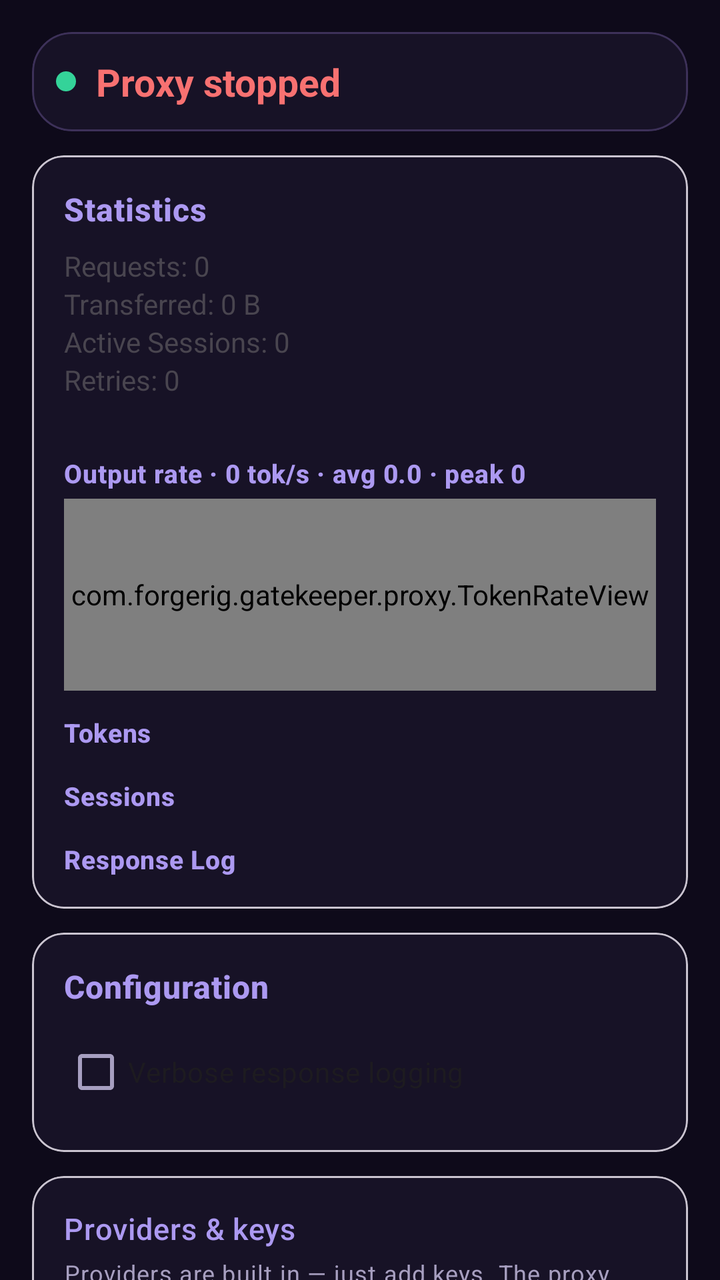
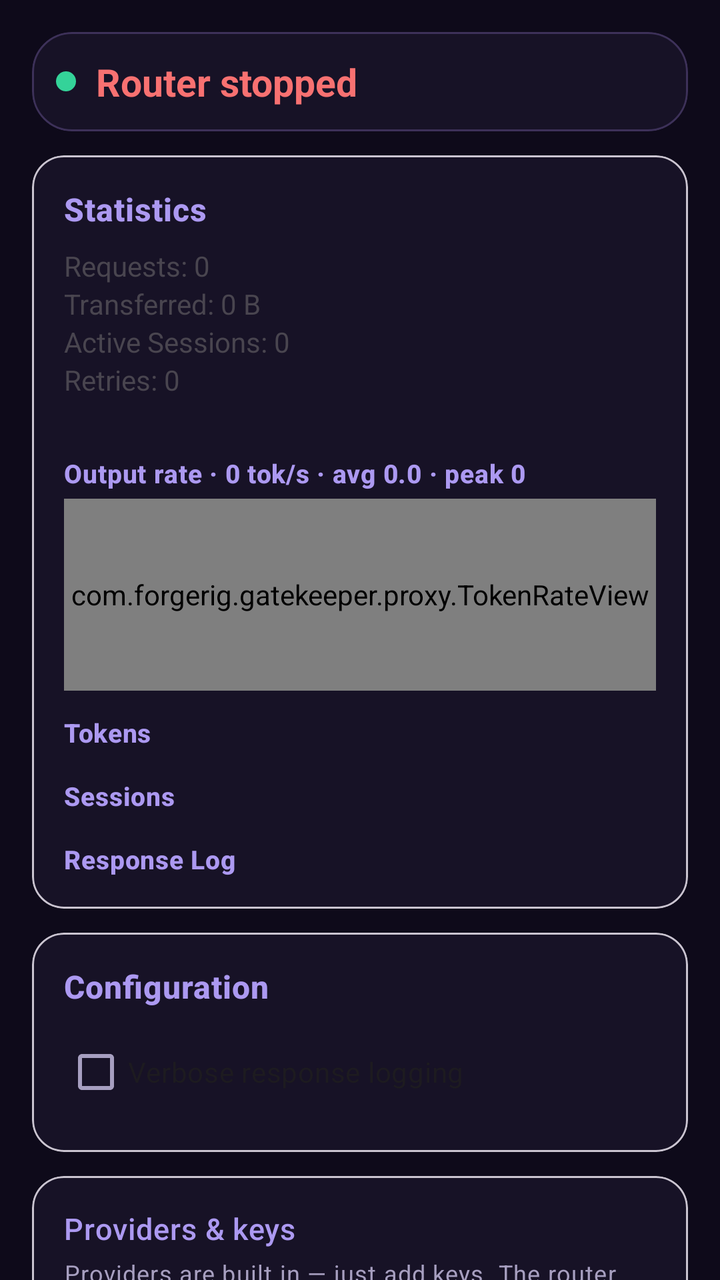

Compare the two renders of this Android layout. The source of the first and the diff that turns it into the second are given below.
<!-- AndroidManifest.xml: activity theme Theme.ProxyApp.NoActionBar -->
<!-- res/layout/activity_main.xml -->
<?xml version="1.0" encoding="utf-8"?>
<androidx.constraintlayout.widget.ConstraintLayout
    xmlns:android="http://schemas.android.com/apk/res/android"
    xmlns:app="http://schemas.android.com/apk/res-auto"
    xmlns:tools="http://schemas.android.com/tools"
    android:layout_width="match_parent"
    android:layout_height="match_parent"
    android:fitsSystemWindows="true"
    tools:context=".MainActivity">

    <androidx.core.widget.NestedScrollView
        android:layout_width="match_parent"
        android:layout_height="0dp"
        android:fillViewport="true"
        app:layout_constraintBottom_toBottomOf="parent"
        app:layout_constraintTop_toTopOf="parent"
        app:layout_constraintStart_toStartOf="parent"
        app:layout_constraintEnd_toEndOf="parent">

        <LinearLayout
            android:layout_width="match_parent"
            android:layout_height="wrap_content"
            android:orientation="vertical"
            android:padding="16dp">

            <com.google.android.material.card.MaterialCardView
                android:id="@+id/statusCard"
                android:layout_width="match_parent"
                android:layout_height="wrap_content"
                android:layout_marginBottom="12dp"
                app:cardCornerRadius="20dp"
                app:strokeWidth="1dp"
                app:strokeColor="@color/outline"
                app:cardBackgroundColor="@color/surface">

                <LinearLayout
                    android:layout_width="match_parent"
                    android:layout_height="wrap_content"
                    android:orientation="vertical"
                    android:padding="12dp">

                    <LinearLayout
                        android:layout_width="match_parent"
                        android:layout_height="wrap_content"
                        android:orientation="horizontal"
                        android:gravity="center_vertical">

                        <View
                            android:id="@+id/statusDot"
                            android:layout_width="10dp"
                            android:layout_height="10dp"
                            android:layout_marginEnd="10dp"
                            android:background="@drawable/status_dot" />

                        <TextView
                            android:id="@+id/statusText"
                            android:layout_width="0dp"
                            android:layout_height="wrap_content"
                            android:layout_weight="1"
                            android:text="@string/proxy_stopped"
                            android:textSize="19sp"
                            android:textStyle="bold"
                            android:textColor="@color/red" />
                    </LinearLayout>

                    <TextView
                        android:id="@+id/portText"
                        android:layout_width="match_parent"
                        android:layout_height="wrap_content"
                        android:text=""
                        android:textSize="13sp"
                        android:gravity="center"
                        android:layout_marginTop="4dp"
                        android:textColor="@color/purple_200"
                        android:visibility="gone"/>

                    <TextView
                        android:id="@+id/upstreamText"
                        android:layout_width="match_parent"
                        android:layout_height="wrap_content"
                        android:text=""
                        android:textSize="12sp"
                        android:gravity="center"
                        android:layout_marginTop="2dp"
                        android:visibility="gone"/>
                </LinearLayout>
            </com.google.android.material.card.MaterialCardView>

            <com.google.android.material.card.MaterialCardView
                android:id="@+id/statsCard"
                android:layout_width="match_parent"
                android:layout_height="wrap_content"
                app:cardBackgroundColor="@color/surface"
                android:layout_marginBottom="12dp"
                app:cardCornerRadius="16dp">

                <LinearLayout
                    android:layout_width="match_parent"
                    android:layout_height="wrap_content"
                    android:orientation="vertical"
                    android:padding="16dp">

                    <TextView
                        android:layout_width="match_parent"
                        android:layout_height="wrap_content"
                        android:text="Statistics"
                        android:textSize="16sp"
                        android:textStyle="bold"
                        style="@style/Text.SectionTitle"/>

                    <TextView
                        android:id="@+id/requestsText"
                        android:layout_width="match_parent"
                        android:layout_height="wrap_content"
                        android:text="Requests: 0"
                        android:layout_marginTop="8dp"/>

                    <TextView
                        android:id="@+id/bytesText"
                        android:layout_width="match_parent"
                        android:layout_height="wrap_content"
                        android:text="Transferred: 0 B"/>

                    <TextView
                        android:id="@+id/sessionsText"
                        android:layout_width="match_parent"
                        android:layout_height="wrap_content"
                        android:text="Active Sessions: 0"/>

                    <TextView
                        android:id="@+id/retriesText"
                        android:layout_width="match_parent"
                        android:layout_height="wrap_content"
                        android:text="Retries: 0"/>

                    
                    <TextView
                        android:id="@+id/hostsText"
                        android:layout_width="match_parent"
                        android:layout_height="wrap_content"
                        android:textSize="12sp"
                        android:fontFamily="monospace"
                        android:text=""/>

                    
                    <TextView
                        android:id="@+id/rateTitleText"
                        android:layout_width="match_parent"
                        android:layout_height="wrap_content"
                        android:layout_marginTop="12dp"
                        android:text="Output rate · 0 tok/s · avg 0.0 · peak 0"
                        android:textSize="13sp"
                        android:textStyle="bold"
                        style="@style/Text.SectionTitle"/>

                    <com.forgerig.gatekeeper.proxy.TokenRateView
                        android:id="@+id/rateChart"
                        android:layout_width="match_parent"
                        android:layout_height="96dp"
                        android:layout_marginTop="4dp"/>

                    
                    <TextView
                        android:layout_width="match_parent"
                        android:layout_height="wrap_content"
                        android:layout_marginTop="12dp"
                        android:text="Tokens"
                        android:textSize="13sp"
                        android:textStyle="bold"
                        style="@style/Text.SectionTitle"/>

                    <TableLayout
                        android:id="@+id/tokensTable"
                        android:layout_width="match_parent"
                        android:layout_height="wrap_content"
                        android:layout_marginTop="4dp"
                        android:stretchColumns="1,2,3,4,5"
                        android:shrinkColumns="0">
                    </TableLayout>

                    <TextView
                        android:layout_width="match_parent"
                        android:layout_height="wrap_content"
                        android:layout_marginTop="10dp"
                        android:text="Sessions"
                        android:textSize="13sp"
                        android:textStyle="bold"
                        style="@style/Text.SectionTitle"/>

                    <LinearLayout
                        android:id="@+id/sessionsList"
                        android:layout_width="match_parent"
                        android:layout_height="wrap_content"
                        android:layout_marginTop="4dp"
                        android:orientation="vertical">
                    </LinearLayout>

                    
                    <TextView
                        android:layout_width="match_parent"
                        android:layout_height="wrap_content"
                        android:layout_marginTop="10dp"
                        android:text="Response Log"
                        android:textSize="13sp"
                        android:textStyle="bold"
                        style="@style/Text.SectionTitle"/>

                    <LinearLayout
                        android:id="@+id/responseLogList"
                        android:layout_width="match_parent"
                        android:layout_height="wrap_content"
                        android:layout_marginTop="4dp"
                        android:orientation="vertical"
                        android:visibility="gone">
                    </LinearLayout>

                </LinearLayout>
            </com.google.android.material.card.MaterialCardView>

            <com.google.android.material.card.MaterialCardView
                android:id="@+id/configCard"
                android:layout_width="match_parent"
                android:layout_height="wrap_content"
                app:cardBackgroundColor="@color/surface"
                android:layout_marginBottom="12dp"
                app:cardCornerRadius="16dp">

                <LinearLayout
                    android:layout_width="match_parent"
                    android:layout_height="wrap_content"
                    android:orientation="vertical"
                    android:padding="16dp">

                    <TextView
                        android:layout_width="match_parent"
                        android:layout_height="wrap_content"
                        android:text="Configuration"
                        android:textSize="16sp"
                        android:textStyle="bold"
                        style="@style/Text.SectionTitle"/>

                    
                    <com.google.android.material.checkbox.MaterialCheckBox
                        android:id="@+id/verboseLoggingCheckbox"
                        android:layout_width="match_parent"
                        android:layout_height="wrap_content"
                        android:layout_marginTop="8dp"
                        android:text="Verbose response logging"/>

                </LinearLayout>
            </com.google.android.material.card.MaterialCardView>

            <com.google.android.material.card.MaterialCardView
                android:id="@+id/providersCard"
                android:layout_width="match_parent"
                android:layout_height="wrap_content"
                android:layout_marginBottom="12dp"
                app:cardCornerRadius="16dp"
                app:cardBackgroundColor="@color/surface">

                <LinearLayout
                    android:layout_width="match_parent"
                    android:layout_height="wrap_content"
                    android:orientation="vertical"
                    android:padding="16dp">

                    <TextView
                        android:layout_width="match_parent"
                        android:layout_height="wrap_content"
                        style="@style/Text.SectionTitle"
                        android:text="@string/providers_title"/>

                    <TextView
                        android:layout_width="match_parent"
                        android:layout_height="wrap_content"
                        style="@style/Text.Hint"
                        android:layout_marginTop="4dp"
                        android:text="@string/providers_hint"/>

                    <TextView
                        android:id="@+id/providersSummaryText"
                        android:layout_width="match_parent"
                        android:layout_height="wrap_content"
                        android:layout_marginTop="8dp"
                        android:textSize="13sp"
                        android:fontFamily="monospace"
                        android:text="no providers configured"/>

                    <com.google.android.material.button.MaterialButton
                        android:id="@+id/addKeyButton"
                        android:layout_width="match_parent"
                        android:layout_height="wrap_content"
                        android:layout_marginTop="8dp"
                        android:text="@string/add_key"
                        style="@style/Widget.Material3.Button.TonalButton"/>

                    <LinearLayout
                        android:layout_width="match_parent"
                        android:layout_height="wrap_content"
                        android:orientation="horizontal"
                        android:layout_marginTop="8dp">

                        <com.google.android.material.button.MaterialButton
                            android:id="@+id/exportBackupButton"
                            android:layout_width="0dp"
                            android:layout_height="wrap_content"
                            android:layout_weight="1"
                            android:layout_marginEnd="4dp"
                            android:text="@string/export_backup"
                            style="@style/Widget.Material3.Button.OutlinedButton"/>

                        <com.google.android.material.button.MaterialButton
                            android:id="@+id/importBackupButton"
                            android:layout_width="0dp"
                            android:layout_height="wrap_content"
                            android:layout_weight="1"
                            android:layout_marginStart="4dp"
                            android:text="@string/import_backup"
                            style="@style/Widget.Material3.Button.OutlinedButton"/>
                    </LinearLayout>

                    <com.google.android.material.button.MaterialButton
                        android:id="@+id/exportCaButton"
                        android:layout_width="match_parent"
                        android:layout_height="wrap_content"
                        android:layout_marginTop="8dp"
                        android:text="@string/export_ca"
                        style="@style/Widget.Material3.Button.OutlinedButton"/>
                </LinearLayout>
            </com.google.android.material.card.MaterialCardView>

            <com.google.android.material.card.MaterialCardView
                android:id="@+id/eventsCard"
                android:layout_width="match_parent"
                android:layout_height="wrap_content"
                android:layout_marginBottom="12dp"
                app:cardCornerRadius="16dp"
                app:cardBackgroundColor="@color/surface">

                <LinearLayout
                    android:layout_width="match_parent"
                    android:layout_height="wrap_content"
                    android:orientation="vertical"
                    android:padding="16dp">

                    <TextView
                        android:layout_width="match_parent"
                        android:layout_height="wrap_content"
                        style="@style/Text.SectionTitle"
                        android:text="@string/events_title"/>

                    <ScrollView
                        android:id="@+id/eventsScrollView"
                        android:layout_width="match_parent"
                        android:layout_height="wrap_content"
                        android:maxHeight="220dp"
                        android:layout_marginTop="8dp"
                        android:background="@drawable/script_block_bg">

                        <TextView
                            android:id="@+id/eventsText"
                            android:layout_width="match_parent"
                            android:layout_height="wrap_content"
                            android:padding="10dp"
                            style="@style/Text.ScriptBlock"
                            android:text="No events yet — start the proxy."/>
                    </ScrollView>
                </LinearLayout>
            </com.google.android.material.card.MaterialCardView>

            <LinearLayout
                android:layout_width="match_parent"
                android:layout_height="wrap_content"
                android:orientation="horizontal"
                android:gravity="center"
                android:layout_marginTop="4dp">

                <com.google.android.material.button.MaterialButton
                    android:id="@+id/startStopButton"
                    android:layout_width="0dp"
                    android:layout_height="wrap_content"
                    android:layout_weight="1"
                    android:layout_marginEnd="8dp"
                    android:text="@string/start_proxy"
                    app:icon="@android:drawable/ic_media_play"/>

                <com.google.android.material.button.MaterialButton
                    android:id="@+id/exportButton"
                    android:layout_width="0dp"
                    android:layout_height="wrap_content"
                    android:layout_weight="1"
                    android:layout_marginStart="8dp"
                    android:text="@string/export_metrics"/>
            </LinearLayout>

            <com.google.android.material.button.MaterialButton
                android:id="@+id/clearButton"
                android:layout_width="match_parent"
                android:layout_height="wrap_content"
                android:layout_marginTop="8dp"
                android:text="@string/clear_metrics"
                style="@style/Widget.Material3.Button.OutlinedButton"/>

            <com.google.android.material.card.MaterialCardView
                android:id="@+id/setupScriptCard"
                android:layout_width="match_parent"
                android:layout_height="wrap_content"
                app:cardBackgroundColor="@color/surface"
                android:layout_marginTop="12dp"
                app:cardCornerRadius="16dp">

                <LinearLayout
                    android:layout_width="match_parent"
                    android:layout_height="wrap_content"
                    android:orientation="vertical"
                    android:padding="16dp">

                    <LinearLayout
                        android:id="@+id/setupScriptHeader"
                        android:layout_width="match_parent"
                        android:layout_height="wrap_content"
                        android:orientation="horizontal"
                        android:gravity="center_vertical"
                        android:clickable="true"
                        android:focusable="true">

                        <TextView
                            android:layout_width="0dp"
                            android:layout_height="wrap_content"
                            android:layout_weight="1"
                            android:text="@string/setup_script_title"
                            android:textSize="16sp"
                            android:textStyle="bold"
                            style="@style/Text.SectionTitle"/>

                        <ImageView
                            android:id="@+id/setupScriptExpandIcon"
                            android:layout_width="32dp"
                            android:layout_height="32dp"
                            android:padding="4dp"
                            android:src="@android:drawable/arrow_down_float"
                            android:contentDescription="@string/expand"/>
                    </LinearLayout>

                    <TextView
                        android:layout_width="match_parent"
                        android:layout_height="wrap_content"
                        android:text="@string/setup_script_hint"
                        style="@style/Text.Hint"
                        android:layout_marginTop="4dp"/>

                    <com.google.android.material.button.MaterialButton
                        android:id="@+id/copyScriptButton"
                        android:layout_width="wrap_content"
                        android:layout_height="wrap_content"
                        android:layout_marginTop="8dp"
                        android:text="@string/copy_setup_script"
                        app:icon="@android:drawable/ic_menu_save"
                        app:strokeWidth="1dp"
                        app:strokeColor="@color/outline"/>

                    <ScrollView
                        android:id="@+id/setupScriptScrollView"
                        android:layout_width="match_parent"
                        android:layout_height="wrap_content"
                        android:maxHeight="280dp"
                        android:layout_marginTop="8dp"
                        android:background="@drawable/script_block_bg"
                        android:visibility="gone">

                        <HorizontalScrollView
                            android:layout_width="match_parent"
                            android:layout_height="wrap_content">

                            <TextView
                                android:id="@+id/setupScriptText"
                                android:layout_width="wrap_content"
                                android:layout_height="wrap_content"
                                android:padding="10dp"
                                style="@style/Text.ScriptBlock"
                                android:textIsSelectable="true"/>
                        </HorizontalScrollView>
                    </ScrollView>
                </LinearLayout>
            </com.google.android.material.card.MaterialCardView>

            <com.google.android.material.card.MaterialCardView
                android:id="@+id/cleanupScriptCard"
                android:layout_width="match_parent"
                android:layout_height="wrap_content"
                app:cardBackgroundColor="@color/surface"
                android:layout_marginTop="12dp"
                android:layout_marginBottom="24dp"
                app:cardCornerRadius="16dp">

                <LinearLayout
                    android:layout_width="match_parent"
                    android:layout_height="wrap_content"
                    android:orientation="vertical"
                    android:padding="16dp">

                    <LinearLayout
                        android:id="@+id/cleanupScriptHeader"
                        android:layout_width="match_parent"
                        android:layout_height="wrap_content"
                        android:orientation="horizontal"
                        android:gravity="center_vertical"
                        android:clickable="true"
                        android:focusable="true">

                        <TextView
                            android:layout_width="0dp"
                            android:layout_height="wrap_content"
                            android:layout_weight="1"
                            android:text="@string/cleanup_script_title"
                            android:textSize="16sp"
                            android:textStyle="bold"
                            style="@style/Text.SectionTitle"/>

                        <ImageView
                            android:id="@+id/cleanupScriptExpandIcon"
                            android:layout_width="32dp"
                            android:layout_height="32dp"
                            android:padding="4dp"
                            android:src="@android:drawable/arrow_down_float"
                            android:contentDescription="@string/expand"/>
                    </LinearLayout>

                    <TextView
                        android:layout_width="match_parent"
                        android:layout_height="wrap_content"
                        android:text="@string/cleanup_script_hint"
                        style="@style/Text.Hint"
                        android:layout_marginTop="4dp"/>

                    <com.google.android.material.button.MaterialButton
                        android:id="@+id/copyCleanupButton"
                        android:layout_width="wrap_content"
                        android:layout_height="wrap_content"
                        android:layout_marginTop="8dp"
                        android:text="@string/copy_cleanup_script"
                        app:icon="@android:drawable/ic_menu_save"
                        app:strokeWidth="1dp"
                        app:strokeColor="@color/outline"/>

                    <ScrollView
                        android:id="@+id/cleanupScriptScrollView"
                        android:layout_width="match_parent"
                        android:layout_height="wrap_content"
                        android:maxHeight="280dp"
                        android:layout_marginTop="8dp"
                        android:background="@drawable/script_block_bg"
                        android:visibility="gone">

                        <HorizontalScrollView
                            android:layout_width="match_parent"
                            android:layout_height="wrap_content">

                            <TextView
                                android:id="@+id/cleanupScriptText"
                                android:layout_width="wrap_content"
                                android:layout_height="wrap_content"
                                android:padding="8dp"
                                android:textSize="11sp"
                                android:fontFamily="monospace"
                                android:textIsSelectable="true"/>
                        </HorizontalScrollView>
                    </ScrollView>
                </LinearLayout>
            </com.google.android.material.card.MaterialCardView>
        </LinearLayout>
    </androidx.core.widget.NestedScrollView>
</androidx.constraintlayout.widget.ConstraintLayout>
<!-- resources referenced by this layout -->
<resources>
  <color name="outline">#FF3D3159</color>
  <color name="purple_200">#FFB9A3F8</color>
  <color name="red">#FFF87171</color>
  <color name="surface">#FF171226</color>
  <!-- drawable script_block_bg (drawable) -->
  <?xml version="1.0" encoding="utf-8"?>
  <shape xmlns:android="http://schemas.android.com/apk/res/android"
      android:shape="rectangle">
      <solid android:color="@color/surface_high" />
      <stroke
          android:width="1dp"
          android:color="@color/outline_variant" />
      <corners android:radius="12dp" />
  </shape>
  <!-- drawable status_dot (drawable) -->
  <?xml version="1.0" encoding="utf-8"?>
  <shape xmlns:android="http://schemas.android.com/apk/res/android"
      android:shape="oval">
      <solid android:color="@color/status_running" />
      <size
          android:width="10dp"
          android:height="10dp" />
  </shape>
  <string name="add_key">Add key</string>
  <string name="cleanup_script_hint">Copy and paste into Termux / proot Ubuntu to remove proxy env, kill daemon, clear metrics.</string>
  <string name="cleanup_script_title">Terminal cleanup script</string>
  <string name="clear_metrics">Clear Metrics</string>
  <string name="copy_cleanup_script">Copy cleanup script</string>
  <string name="copy_setup_script">Copy setup script</string>
  <string name="events_title">Recent events</string>
  <string name="expand">Expand</string>
  <string name="export_backup">Export backup</string>
  <string name="export_ca">Export MITM CA</string>
  <string name="export_metrics">Export Metrics</string>
  <string name="import_backup">Import backup</string>
  <string name="providers_hint">Providers are built in — just add keys. The proxy injects the active key per provider and rolls over on 429/401. Secrets stay encrypted on-device.</string>
  <string name="providers_title">Providers &amp; keys</string>
  <string name="proxy_stopped">Proxy stopped</string>
  <string name="setup_script_hint">Copy and paste into Termux / proot Ubuntu to route opencode through this proxy.</string>
  <string name="setup_script_title">Terminal setup script</string>
  <string name="start_proxy">Start Proxy</string>
  <style name="Text.Hint" parent="TextAppearance.Material3.BodySmall">
          <item name="android:textColor">@color/hint_text</item>
      </style>
  <style name="Text.ScriptBlock" parent="TextAppearance.Material3.BodySmall">
          <item name="android:textColor">@color/on_surface</item>
          <item name="android:fontFamily">monospace</item>
          <item name="android:textSize">11sp</item>
      </style>
  <style name="Text.SectionTitle" parent="TextAppearance.Material3.TitleMedium">
          <item name="android:textColor">@color/title_violet</item>
          <item name="android:textSize">15sp</item>
          <item name="android:letterSpacing">0.02</item>
      </style>
  <style name="Theme.ProxyApp.NoActionBar">
          <item name="windowActionBar">false</item>
          <item name="windowNoTitle">true</item>
      </style>
  <color name="surface_high">#FF241B3D</color>
  <color name="outline_variant">#FF2C2342</color>
  <color name="status_running">#FF34D399</color>
  <color name="hint_text">#FFA79FC0</color>
  <color name="on_surface">#FFEDE7FB</color>
  <color name="title_violet">#FFAC99F1</color>
</resources>

<!-- the commit's change to res/layout/activity_main.xml (unified diff, before → after) -->
@@ -318,14 +318,6 @@
                             android:text="@string/import_backup"
                             style="@style/Widget.Material3.Button.OutlinedButton"/>
                     </LinearLayout>
-
-                    <com.google.android.material.button.MaterialButton
-                        android:id="@+id/exportCaButton"
-                        android:layout_width="match_parent"
-                        android:layout_height="wrap_content"
-                        android:layout_marginTop="8dp"
-                        android:text="@string/export_ca"
-                        style="@style/Widget.Material3.Button.OutlinedButton"/>
                 </LinearLayout>
             </com.google.android.material.card.MaterialCardView>
 
@@ -363,7 +355,7 @@
                             android:layout_height="wrap_content"
                             android:padding="10dp"
                             style="@style/Text.ScriptBlock"
-                            android:text="No events yet — start the proxy."/>
+                            android:text="No events yet — start the router."/>
                     </ScrollView>
                 </LinearLayout>
             </com.google.android.material.card.MaterialCardView>
<!-- resource entries referenced after the edit -->
@@ -24,7 +24,7 @@
           android:height="10dp" />
   </shape>
   <string name="add_key">Add key</string>
-  <string name="cleanup_script_hint">Copy and paste into Termux / proot Ubuntu to remove proxy env, kill daemon, clear metrics.</string>
+  <string name="cleanup_script_hint">Copy and paste into Termux / proot Ubuntu to remove router env, kill daemon, clear metrics.</string>
   <string name="cleanup_script_title">Terminal cleanup script</string>
   <string name="clear_metrics">Clear Metrics</string>
   <string name="copy_cleanup_script">Copy cleanup script</string>
@@ -32,15 +32,14 @@
   <string name="events_title">Recent events</string>
   <string name="expand">Expand</string>
   <string name="export_backup">Export backup</string>
-  <string name="export_ca">Export MITM CA</string>
   <string name="export_metrics">Export Metrics</string>
   <string name="import_backup">Import backup</string>
-  <string name="providers_hint">Providers are built in — just add keys. The proxy injects the active key per provider and rolls over on 429/401. Secrets stay encrypted on-device.</string>
+  <string name="providers_hint">Providers are built in — just add keys. The router injects the active key per provider and rolls over on 429/401. Secrets stay encrypted on-device.</string>
   <string name="providers_title">Providers &amp; keys</string>
-  <string name="proxy_stopped">Proxy stopped</string>
-  <string name="setup_script_hint">Copy and paste into Termux / proot Ubuntu to route opencode through this proxy.</string>
+  <string name="proxy_stopped">Router stopped</string>
+  <string name="setup_script_hint">Copy and paste into Termux / proot Ubuntu to route opencode through this router.</string>
   <string name="setup_script_title">Terminal setup script</string>
-  <string name="start_proxy">Start Proxy</string>
+  <string name="start_proxy">Start Router</string>
   <style name="Text.Hint" parent="TextAppearance.Material3.BodySmall">
           <item name="android:textColor">@color/hint_text</item>
       </style>
